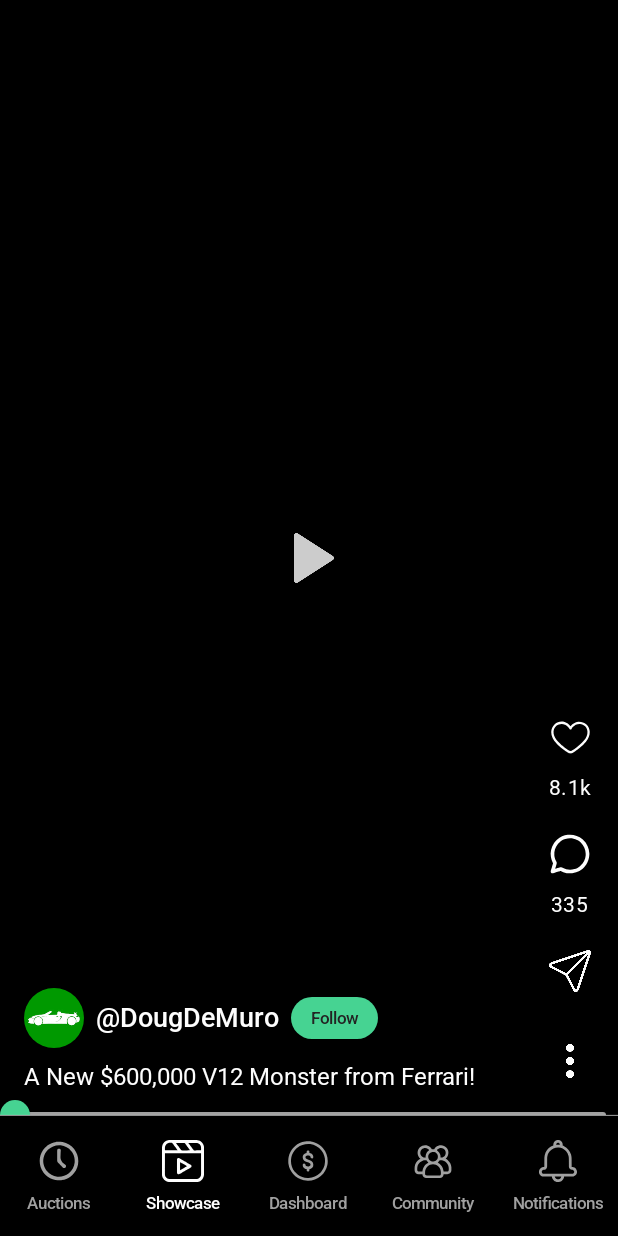
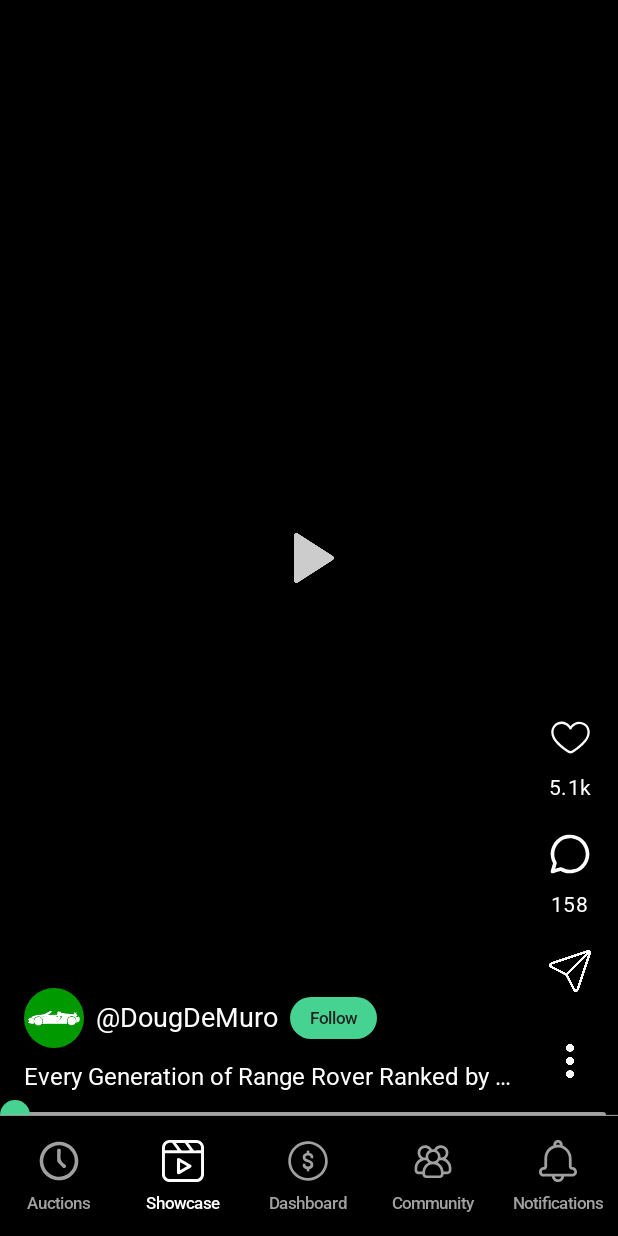
Before and after one commit to Iuliana-Cherevko/CarsAndBids, an Android app built with Jetpack Compose: the screen it shows after launch (MainActivity), item 2 of the bottom bar chosen, on a phone screen of 412 x 824 dp. Run offline under Robolectric (Android 15) with nearby library versions, the phone set to English and light mode, and no system bars; our stand-ins replace Dagger/Hilt's generated code; 1 statement that could not run was skipped.

Commit message:
quick fix

```diff
--- a/app/src/main/java/com/example/carsandbids/ui/theme/Type.kt
+++ b/app/src/main/java/com/example/carsandbids/ui/theme/Type.kt
@@ -67,9 +67,9 @@ val Typography = Typography(
     ),
     labelMedium = TextStyle(
         fontFamily = RobotoFontFamily,
-        fontWeight = FontWeight.Medium,
+        fontWeight = FontWeight.Normal,
         fontSize = 18.sp,
-        lineHeight = 15.sp,
+        lineHeight = 18.sp,
         letterSpacing = 0.sp
     ),
     labelSmall = TextStyle(
--- a/app/src/main/java/com/example/carsandbids/viewmodels/ShowcaseViewModel.kt
+++ b/app/src/main/java/com/example/carsandbids/viewmodels/ShowcaseViewModel.kt
@@ -12,10 +12,10 @@ class ShowcaseViewModel : ViewModel() {
 
     init {
         _state.value = listOf(
-            VideoItem(1, R.raw.video1, "@DougDeMuro", "A New $600,000 V12 Monster from Ferrari!", 8100, 335, false),
-            VideoItem(2, R.raw.video2, "@DougDeMuro", "Every Generation of Range Rover Ranked by Doug DeMuro", 5100, 158, false),
-            VideoItem(3, R.raw.video3, "@DougDeMuro", "The Original Audi R8 is the Greatest Halo Car of All Time!", 16000, 334, false),
-            VideoItem(4, R.raw.video4, "@DougDeMuro", "Cadillac Cien Concept Supercar, Doug DeMuro Wants to Buy It!", 37000, 511, false),
+            VideoItem(1, R.raw.video2, "@DougDeMuro", "Every Generation of Range Rover Ranked by Doug DeMuro", 5100, 158, false),
+            VideoItem(2, R.raw.video1, "@DougDeMuro", "A New $600,000 V12 Monster from Ferrari!", 8100, 335, false),
+            VideoItem(3, R.raw.video4, "@DougDeMuro", "Cadillac Cien Concept Supercar, Doug DeMuro Wants to Buy It!", 37000, 511, false),
+            VideoItem(4, R.raw.video3, "@DougDeMuro", "The Original Audi R8 is the Greatest Halo Car of All Time!", 16000, 334, false),
             )
     }
 }
--- a/app/src/main/java/com/example/carsandbids/views/ShowcaseScreen.kt
+++ b/app/src/main/java/com/example/carsandbids/views/ShowcaseScreen.kt
@@ -47,7 +47,7 @@ fun ShowcaseScreen(
 
     DisposableEffect(Unit) {
         onDispose {
-            exoPlayer.pause()
+            exoPlayer.release()
         }
     }
 
--- a/app/src/main/java/com/example/carsandbids/views/components/ShowcasePlayerCard.kt
+++ b/app/src/main/java/com/example/carsandbids/views/components/ShowcasePlayerCard.kt
@@ -1,11 +1,13 @@
 package com.example.carsandbids.views.components
 
+import android.view.ViewGroup
+import android.view.ViewGroup.LayoutParams.MATCH_PARENT
+import android.widget.FrameLayout
 import androidx.annotation.OptIn
 import androidx.compose.animation.AnimatedVisibility
 import androidx.compose.animation.fadeIn
 import androidx.compose.animation.fadeOut
 import androidx.compose.foundation.Image
-import androidx.compose.foundation.background
 import androidx.compose.foundation.clickable
 import androidx.compose.foundation.gestures.detectTapGestures
 import androidx.compose.foundation.layout.Arrangement
@@ -21,9 +23,7 @@ import androidx.compose.foundation.layout.padding
 import androidx.compose.foundation.layout.size
 import androidx.compose.foundation.layout.width
 import androidx.compose.foundation.layout.widthIn
-import androidx.compose.foundation.pager.HorizontalPager
 import androidx.compose.foundation.shape.CircleShape
-import androidx.compose.material.ModalBottomSheetDefaults
 import androidx.compose.material.Slider
 import androidx.compose.material.SliderDefaults
 import androidx.compose.material3.Button
@@ -48,7 +48,6 @@ import androidx.compose.ui.Alignment
 import androidx.compose.ui.Modifier
 import androidx.compose.ui.draw.alpha
 import androidx.compose.ui.draw.clip
-import androidx.compose.ui.graphics.Color
 import androidx.compose.ui.input.pointer.pointerInput
 import androidx.compose.ui.platform.LocalContext
 import androidx.compose.ui.res.painterResource
@@ -62,7 +61,6 @@ import androidx.media3.ui.AspectRatioFrameLayout
 import androidx.media3.ui.PlayerView
 import com.example.carsandbids.R
 import com.example.carsandbids.data.models.VideoItem
-import com.example.carsandbids.navigation.Routes
 import com.example.carsandbids.ui.theme.MineShaft
 import com.example.carsandbids.ui.theme.OffGreen
 import com.example.carsandbids.ui.theme.Shamrock
@@ -86,14 +84,15 @@ fun ShowcasePlayerCard(
     val context = LocalContext.current
     val scope = rememberCoroutineScope()
 
-    val playerView = remember {
+    val playerView = remember(item.id) {
         PlayerView(context).apply {
             useController = false
             resizeMode = AspectRatioFrameLayout.RESIZE_MODE_FILL
+            layoutParams = FrameLayout.LayoutParams(MATCH_PARENT, MATCH_PARENT)
         }
     }
 
-    DisposableEffect(exoPlayer, isVisible) {
+    DisposableEffect(isVisible) {
         if (isVisible) {
             playerView.player = exoPlayer
         } else {
```
